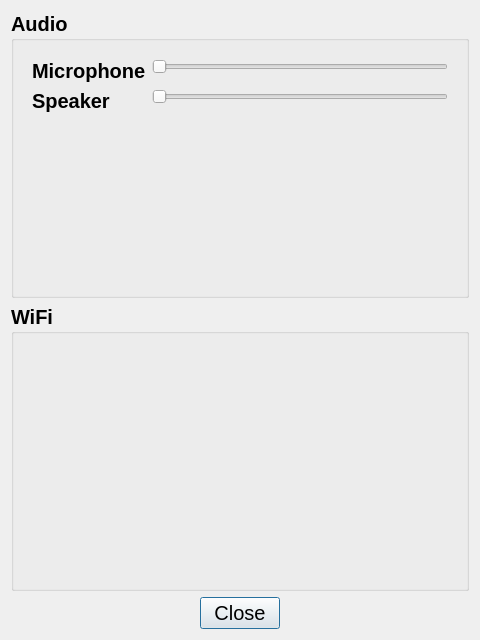
introlab/opentera-webrtc-ros, file opentera_webrtc_robot_gui/src/ui/ConfigDialog.ui: the form before one commit.
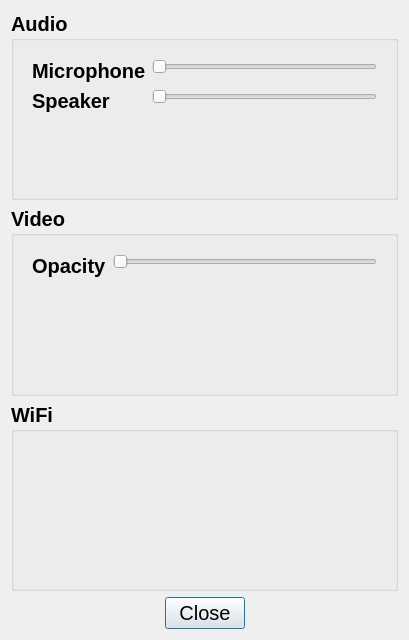
The form after the commit.

Diff of the .ui file:
```diff
--- a/opentera_webrtc_robot_gui/src/ui/ConfigDialog.ui
+++ b/opentera_webrtc_robot_gui/src/ui/ConfigDialog.ui
@@ -6,7 +6,7 @@
    <rect>
     <x>0</x>
     <y>0</y>
-    <width>480</width>
+    <width>409</width>
     <height>640</height>
    </rect>
   </property>
@@ -24,7 +24,7 @@
   <property name="modal">
    <bool>true</bool>
   </property>
-  <layout class="QVBoxLayout" name="verticalLayout_2">
+  <layout class="QVBoxLayout" name="verticalLayout_3">
    <item>
     <widget class="QGroupBox" name="audioGroupBox">
      <property name="sizePolicy">
@@ -87,6 +87,60 @@
      </layout>
     </widget>
    </item>
+   <item>
+    <widget class="QGroupBox" name="videoGroupBox">
+     <property name="sizePolicy">
+      <sizepolicy hsizetype="MinimumExpanding" vsizetype="MinimumExpanding">
+       <horstretch>0</horstretch>
+       <verstretch>0</verstretch>
+      </sizepolicy>
+     </property>
+     <property name="font">
+      <font>
+       <pointsize>15</pointsize>
+       <weight>75</weight>
+       <bold>true</bold>
+      </font>
+     </property>
+     <property name="title">
+      <string>Video</string>
+     </property>
+     <layout class="QVBoxLayout" name="verticalLayout_2">
+      <item>
+       <widget class="QWidget" name="videoOptionsContainer" native="true">
+        <property name="sizePolicy">
+         <sizepolicy hsizetype="Preferred" vsizetype="MinimumExpanding">
+          <horstretch>0</horstretch>
+          <verstretch>0</verstretch>
+         </sizepolicy>
+        </property>
+        <layout class="QFormLayout" name="formLayout_2">
+         <item row="0" column="0">
+          <widget class="QLabel" name="opacityLabel">
+           <property name="text">
+            <string>Opacity</string>
+           </property>
+          </widget>
+         </item>
+         <item row="0" column="1">
+          <widget class="QSlider" name="opacitySlider">
+           <property name="maximum">
+            <number>100</number>
+           </property>
+           <property name="singleStep">
+            <number>0</number>
+           </property>
+           <property name="orientation">
+            <enum>Qt::Horizontal</enum>
+           </property>
+          </widget>
+         </item>
+        </layout>
+       </widget>
+      </item>
+     </layout>
+    </widget>
+   </item>
    <item>
     <widget class="QGroupBox" name="groupBox">
      <property name="sizePolicy">
```
Left out of the diff: 2 changed lines with no effect on the pictures.
